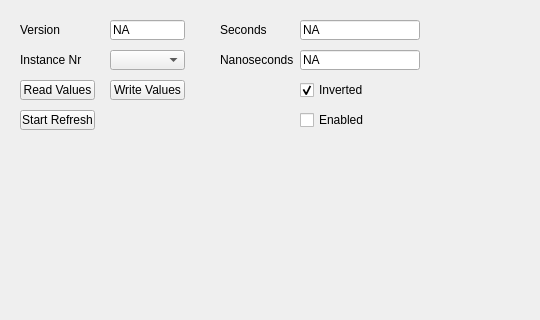
This is UCM/Library/UniversalConfigurationManager/RtcMasterTab/Ucm_RtcMasterTab.ui in NetTimeLogic/UniversalConfigurationManager as Qt 5 draws it before an edit; both pictures show x 0 to 540 and y 0 to 320 of the 1374 by 774 pixel window. The edited form follows.
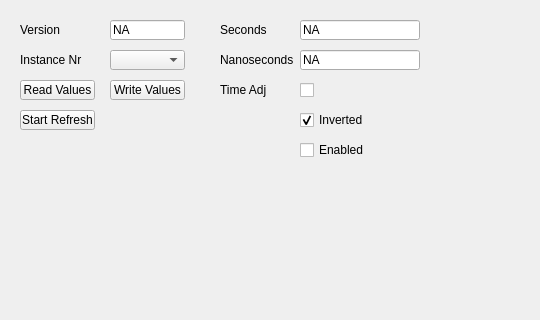
This is the edited form.

The edit to the form file:
```diff
--- a/UCM/Library/UniversalConfigurationManager/RtcMasterTab/Ucm_RtcMasterTab.ui
+++ b/UCM/Library/UniversalConfigurationManager/RtcMasterTab/Ucm_RtcMasterTab.ui
@@ -108,7 +108,7 @@
    <property name="geometry">
     <rect>
      <x>300</x>
-     <y>110</y>
+     <y>140</y>
      <width>80</width>
      <height>20</height>
     </rect>
@@ -121,7 +121,7 @@
    <property name="geometry">
     <rect>
      <x>300</x>
-     <y>80</y>
+     <y>110</y>
      <width>80</width>
      <height>20</height>
     </rect>
@@ -188,6 +188,38 @@
     <bool>true</bool>
    </property>
   </widget>
+  <widget class="QCheckBox" name="RtcMasterTimeAdjCheckBox">
+   <property name="enabled">
+    <bool>true</bool>
+   </property>
+   <property name="geometry">
+    <rect>
+     <x>300</x>
+     <y>80</y>
+     <width>80</width>
+     <height>20</height>
+    </rect>
+   </property>
+   <property name="text">
+    <string/>
+   </property>
+   <property name="checkable">
+    <bool>true</bool>
+   </property>
+  </widget>
+  <widget class="QLabel" name="RtcMasterTimeAdjLabel">
+   <property name="geometry">
+    <rect>
+     <x>220</x>
+     <y>80</y>
+     <width>80</width>
+     <height>20</height>
+    </rect>
+   </property>
+   <property name="text">
+    <string>Time Adj</string>
+   </property>
+  </widget>
  </widget>
  <resources/>
  <connections/>
```
